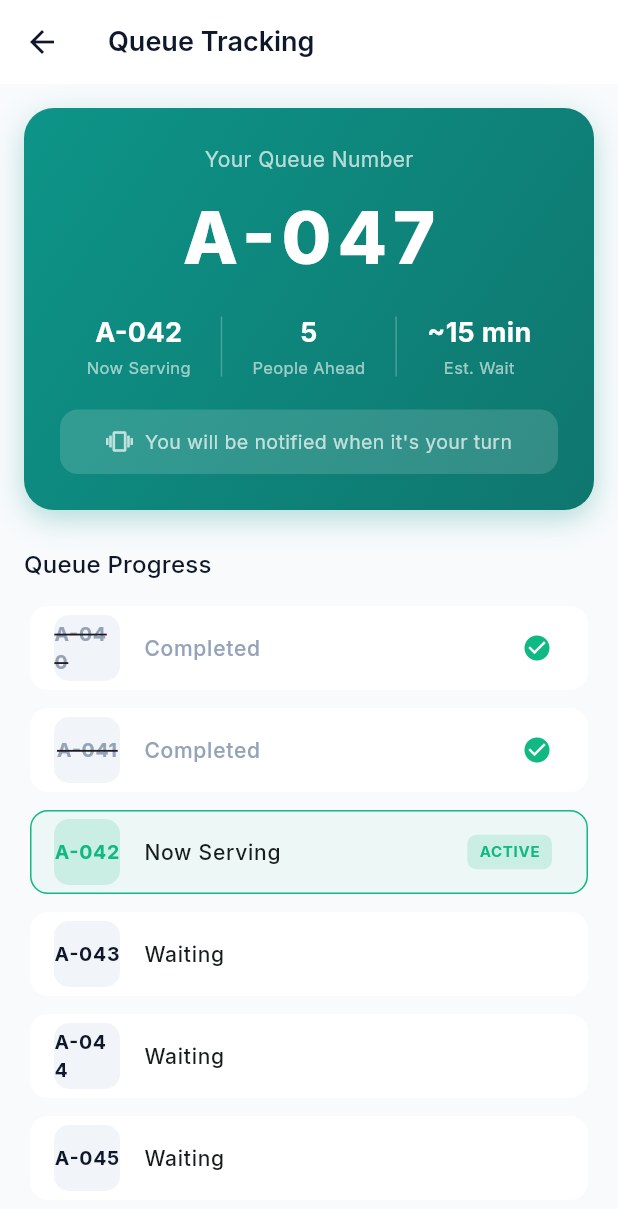
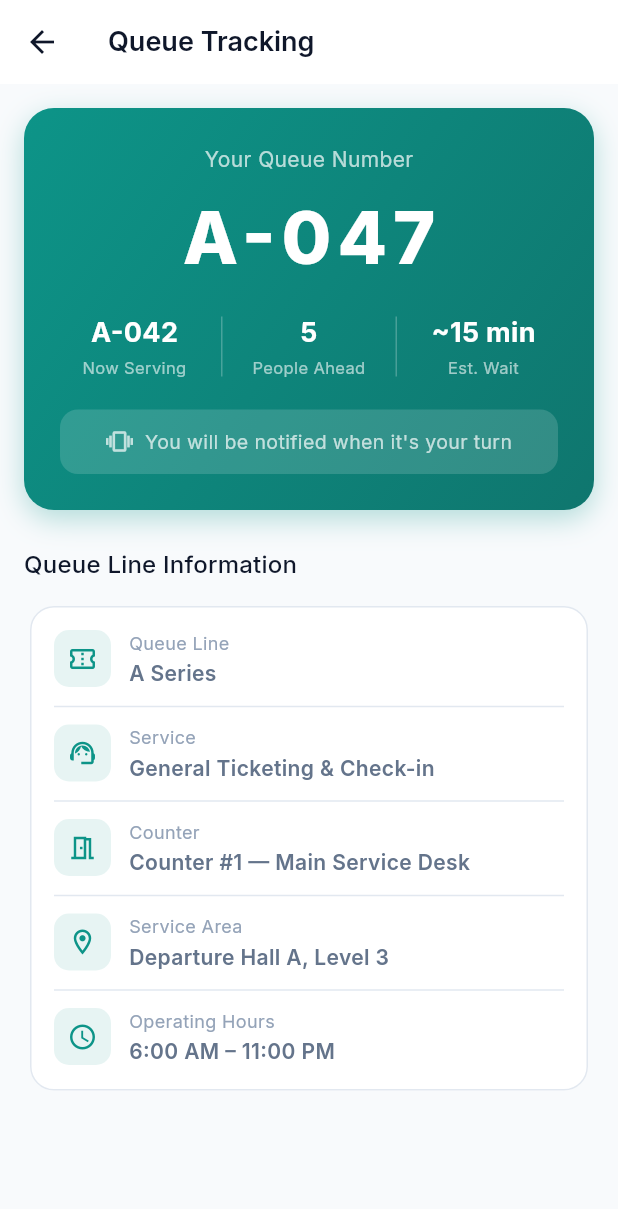
Before and after one commit to jeffwgg/TravelEase, a Flutter app: the QueueTrackingView screen opened by its route, on a phone screen of 412 x 824 dp. Shown: the top 1209 px of the screen. Run offline on Flutter 3.47's test engine with Material 3 defaults, Android fonts, the light colour scheme and no system bars; our stand-ins replace go_router, google_fonts.

Commit message:
ui update

```diff
--- a/mobile/lib/core/router.dart
+++ b/mobile/lib/core/router.dart
@@ -5,6 +5,7 @@ import '../views/profile/profile_management_view.dart';
 import '../views/profile/preferences_view.dart';
 import '../views/emergency/emergency_contact_settings_view.dart';
 import '../views/emergency/emergency_communication_card_view.dart';
+import '../views/emergency/environment_sound_alert_view.dart';
 import '../views/location/venue_identification_view.dart';
 import '../views/location/announcement_view.dart';
 import '../views/location/emergency_alert_view.dart';
@@ -67,6 +68,10 @@ final GoRouter appRouter = GoRouter(
     GoRoute(
       path: '/emergency-card',
       builder: (context, state) => const EmergencyCommunicationCardView(),
+    ),
+    GoRoute(
+      path: '/environment-sound-alert',
+      builder: (context, state) => const EnvironmentSoundAlertView(),
     ),
     GoRoute(
       path: '/venue',
--- a/mobile/lib/views/location/queue_tracking_view.dart
+++ b/mobile/lib/views/location/queue_tracking_view.dart
@@ -37,11 +37,11 @@ class QueueTrackingView extends StatelessWidget {
                 Row(
                   mainAxisAlignment: MainAxisAlignment.center,
                   children: [
-                    _buildQueueStat('Now Serving', 'A-042'),
-                    Container(width: 1, height: 40, color: Colors.white24, margin: const EdgeInsets.symmetric(horizontal: 20)),
-                    _buildQueueStat('People Ahead', '5'),
-                    Container(width: 1, height: 40, color: Colors.white24, margin: const EdgeInsets.symmetric(horizontal: 20)),
-                    _buildQueueStat('Est. Wait', '~15 min'),
+                    Expanded(child: _buildQueueStat('Now Serving', 'A-042')),
+                    Container(width: 1, height: 40, color: Colors.white24, margin: const EdgeInsets.symmetric(horizontal: 8)),
+                    Expanded(child: _buildQueueStat('People Ahead', '5')),
+                    Container(width: 1, height: 40, color: Colors.white24, margin: const EdgeInsets.symmetric(horizontal: 8)),
+                    Expanded(child: _buildQueueStat('Est. Wait', '~15 min')),
                   ],
                 ),
                 const SizedBox(height: 20),
@@ -65,65 +65,27 @@ class QueueTrackingView extends StatelessWidget {
             ),
           ),
           const SizedBox(height: 24),
-          // Queue progress
-          Text('Queue Progress', style: Theme.of(context).textTheme.titleMedium),
+          // Queue line information
+          Text('Queue Line Information', style: Theme.of(context).textTheme.titleMedium),
           const SizedBox(height: 12),
-          ...List.generate(8, (i) {
-            final num = 40 + i;
-            final isCurrent = num == 42;
-            final isYou = num == 47;
-            final isPassed = num < 42;
-            return Container(
-              margin: const EdgeInsets.only(bottom: 4),
-              child: Card(
-                color: isYou ? AppColors.primary.withValues(alpha: 0.05) : isCurrent ? AppColors.success.withValues(alpha: 0.05) : null,
-                shape: RoundedRectangleBorder(
-                  borderRadius: BorderRadius.circular(12),
-                  side: isYou ? const BorderSide(color: AppColors.primary) : isCurrent ? const BorderSide(color: AppColors.success) : BorderSide.none,
-                ),
-                child: ListTile(
-                  leading: Container(
-                    width: 44,
-                    height: 44,
-                    decoration: BoxDecoration(
-                      color: isPassed ? AppColors.surfaceVariant : isCurrent ? AppColors.success.withValues(alpha: 0.15) : isYou ? AppColors.primary.withValues(alpha: 0.15) : AppColors.surfaceVariant,
-                      borderRadius: BorderRadius.circular(10),
-                    ),
-                    alignment: Alignment.center,
-                    child: Text('A-0$num', style: TextStyle(
-                      fontWeight: FontWeight.w700,
-                      fontSize: 13,
-                      color: isPassed ? AppColors.textMuted : isCurrent ? AppColors.success : isYou ? AppColors.primary : AppColors.textPrimary,
-                      decoration: isPassed ? TextDecoration.lineThrough : null,
-                    )),
-                  ),
-                  title: Text(
-                    isCurrent ? 'Now Serving' : isYou ? 'Your Number' : isPassed ? 'Completed' : 'Waiting',
-                    style: TextStyle(
-                      fontWeight: FontWeight.w500,
-                      fontSize: 14,
-                      color: isPassed ? AppColors.textMuted : null,
-                    ),
-                  ),
-                  trailing: isPassed
-                      ? const Icon(Icons.check_circle, color: AppColors.success, size: 20)
-                      : isCurrent
-                          ? Container(
-                              padding: const EdgeInsets.symmetric(horizontal: 8, vertical: 4),
-                              decoration: BoxDecoration(color: AppColors.success.withValues(alpha: 0.15), borderRadius: BorderRadius.circular(6)),
-                              child: const Text('ACTIVE', style: TextStyle(fontSize: 10, fontWeight: FontWeight.w700, color: AppColors.success)),
-                            )
-                          : isYou
-                              ? Container(
-                                  padding: const EdgeInsets.symmetric(horizontal: 8, vertical: 4),
-                                  decoration: BoxDecoration(color: AppColors.primary.withValues(alpha: 0.15), borderRadius: BorderRadius.circular(6)),
-                                  child: const Text('YOU', style: TextStyle(fontSize: 10, fontWeight: FontWeight.w700, color: AppColors.primary)),
-                                )
-                              : null,
-                ),
+          Card(
+            child: Padding(
+              padding: const EdgeInsets.all(16),
+              child: Column(
+                children: [
+                  _buildInfoRow(Icons.confirmation_number_outlined, 'Queue Line', 'A Series'),
+                  const Divider(height: 24),
+                  _buildInfoRow(Icons.support_agent_outlined, 'Service', 'General Ticketing & Check-in'),
+                  const Divider(height: 24),
+                  _buildInfoRow(Icons.meeting_room_outlined, 'Counter', 'Counter #1 — Main Service Desk'),
+                  const Divider(height: 24),
+                  _buildInfoRow(Icons.location_on_outlined, 'Service Area', 'Departure Hall A, Level 3'),
+                  const Divider(height: 24),
+                  _buildInfoRow(Icons.schedule_outlined, 'Operating Hours', '6:00 AM – 11:00 PM'),
+                ],
               ),
-            );
-          }),
+            ),
+          ),
         ],
       ),
     );
@@ -134,7 +96,31 @@ class QueueTrackingView extends StatelessWidget {
       children: [
         Text(value, style: const TextStyle(color: Colors.white, fontSize: 18, fontWeight: FontWeight.w700)),
         const SizedBox(height: 2),
-        Text(label, style: const TextStyle(color: Colors.white60, fontSize: 11)),
+        Text(label, textAlign: TextAlign.center, style: const TextStyle(color: Colors.white60, fontSize: 11)),
+      ],
+    );
+  }
+
+  static Widget _buildInfoRow(IconData icon, String label, String value) {
+    return Row(
+      crossAxisAlignment: CrossAxisAlignment.start,
+      children: [
+        Container(
+          padding: const EdgeInsets.all(9),
+          decoration: BoxDecoration(color: AppColors.primary.withValues(alpha: 0.1), borderRadius: BorderRadius.circular(10)),
+          child: Icon(icon, color: AppColors.primary, size: 20),
+        ),
+        const SizedBox(width: 12),
+        Expanded(
+          child: Column(
+            crossAxisAlignment: CrossAxisAlignment.start,
+            children: [
+              Text(label, style: const TextStyle(fontSize: 12, color: AppColors.textMuted)),
+              const SizedBox(height: 2),
+              Text(value, style: const TextStyle(fontSize: 14, fontWeight: FontWeight.w600)),
+            ],
+          ),
+        ),
       ],
     );
   }
--- a/mobile/lib/views/profile/profile_management_view.dart
+++ b/mobile/lib/views/profile/profile_management_view.dart
@@ -130,6 +130,7 @@ class ProfileManagementView extends StatelessWidget {
                     _buildMenuSection(context, 'Safety', [
                       _MenuItem(Icons.contact_phone, 'Emergency Contacts', () => context.push('/emergency-contacts')),
                       _MenuItem(Icons.badge, 'Emergency Card', () => context.push('/emergency-card')),
+                      _MenuItem(Icons.graphic_eq, 'Environment Sound Alert', () => context.push('/environment-sound-alert')),
                       _MenuItem(Icons.privacy_tip_outlined, 'Privacy & Data', () {}),
                     ]),
                     const SizedBox(height: 16),
```
Also changed, not shown: mobile/lib/views/emergency/environment_sound_alert_view.dart (added, +77 -0 lines), mobile/lib/views/location/venue_identification_view.dart (+43 -27 lines), 6 other files.
